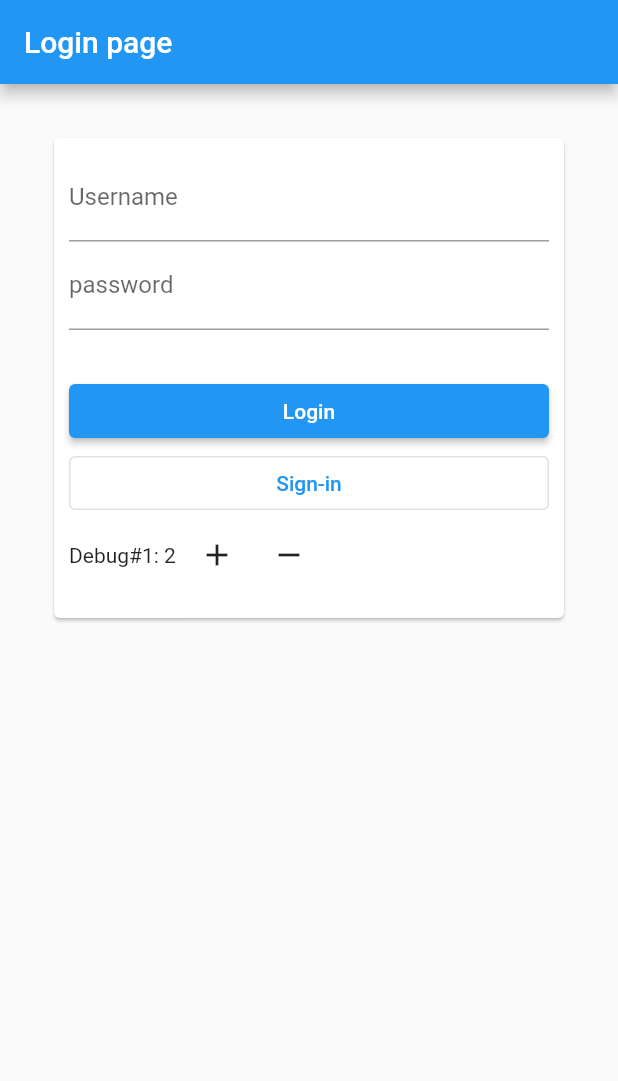
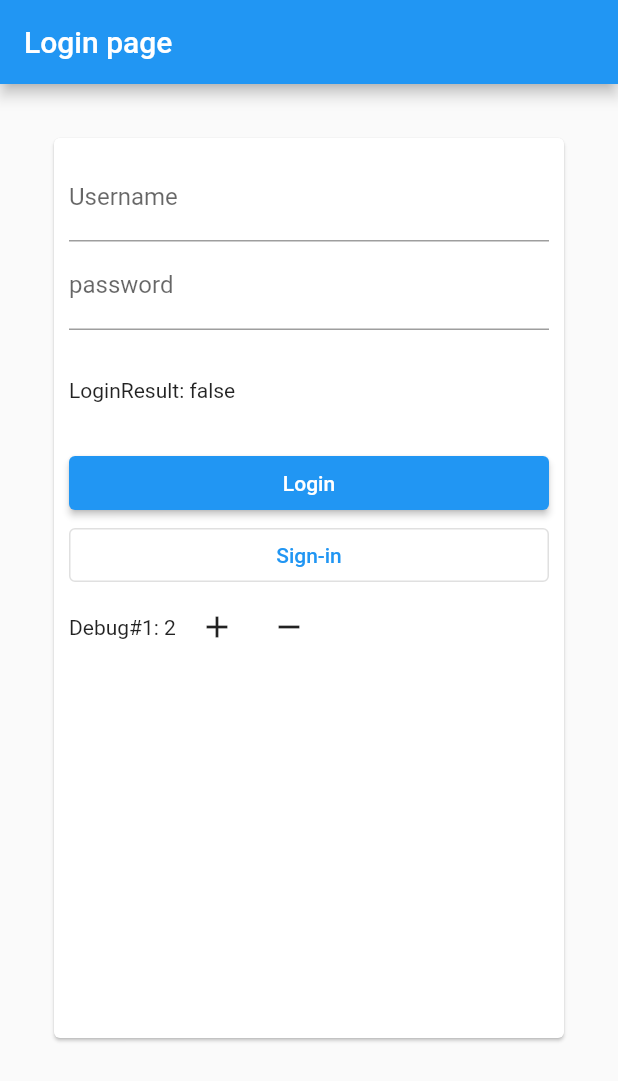
Before and after one commit to kritamategunt/flutterBloc, a Flutter app: the screen it shows after launch, on a phone screen of 412 x 824 dp. Shown: the top 1081 px of the screen. Run offline on Flutter 3.47's test engine with Material 2 defaults, Android fonts, the light colour scheme and no system bars; our stand-ins replace bloc, equatable, flutter_bloc.

Commit message:
login Bloc

```diff
--- a/lib/src/bloc/login/login_event.dart
+++ b/lib/src/bloc/login/login_event.dart
@@ -7,4 +7,7 @@ abstract class LoginEvent extends Equatable{
 
 class LoginEventAdd extends LoginEvent{}
 class LoginEventRemove extends LoginEvent{}
-class LoginEventLogin extends LoginEvent{}
+class LoginEventLogin extends LoginEvent{
+  final User payload;
+  LoginEventLogin(this.payload);
+}
--- a/lib/src/login/login_page.dart
+++ b/lib/src/login/login_page.dart
@@ -2,6 +2,8 @@ import 'package:cmflutter0/src/bloc/login/login_bloc.dart';
 import 'package:cmflutter0/src/routes.dart';
 import 'package:flutter/material.dart';
 import 'package:flutter_bloc/flutter_bloc.dart';
+
+import '../models/user.dart';
 
 class LoginPage extends StatefulWidget {
   const LoginPage({Key? key}) : super(key: key);
@@ -31,13 +33,19 @@ class _LoginPageState extends State<LoginPage> {
           child: Card(
             shadowColor: Colors.black,
             child: Container(
-              height: 320,
+              height: 600,
               padding: EdgeInsets.all(10),
               child: Column(
                 crossAxisAlignment: CrossAxisAlignment.stretch,
                 children: [
                   //... from remove array []
                   ..._buildTextFields(),
+                  SizedBox(height: 32,),
+                  BlocBuilder<LoginBloc, LoginState>(
+                    builder: (context, state) {
+                      return Text("LoginResult: ${state.isAuth}");
+                    },
+                  ),
                   SizedBox(
                     height: 30,
                   ),
@@ -52,7 +60,7 @@ class _LoginPageState extends State<LoginPage> {
                       ),
                       IconButton(
                         onPressed: () =>
-                            {context.read<LoginBloc>().add(LoginEventAdd())},
+                        {context.read<LoginBloc>().add(LoginEventAdd())},
                         icon: Icon(Icons.add),
                       ),
                       IconButton(
@@ -72,10 +80,13 @@ class _LoginPageState extends State<LoginPage> {
   }
 
   void _handleClickLogin() {
-
-    print(
-        "login: \nusername: ${_usernameController.text}\npassword: ${_passwordController.text}");
-    Navigator.pushNamed(context, AppRoute.home);
+    //
+    // print(
+    //     "login: \nusername: ${_usernameController.text}\npassword: ${_passwordController.text}");
+    // Navigator.pushNamed(context, AppRoute.home);
+    final user = User(
+        username: _usernameController.text, password: _passwordController.text);
+    context.read<LoginBloc>().add(LoginEventLogin(user));
   }
 
   void _handleClickSignIn() {
```
Also changed, not shown: lib/src/bloc/login/login_bloc.dart (+13 -7 lines).
